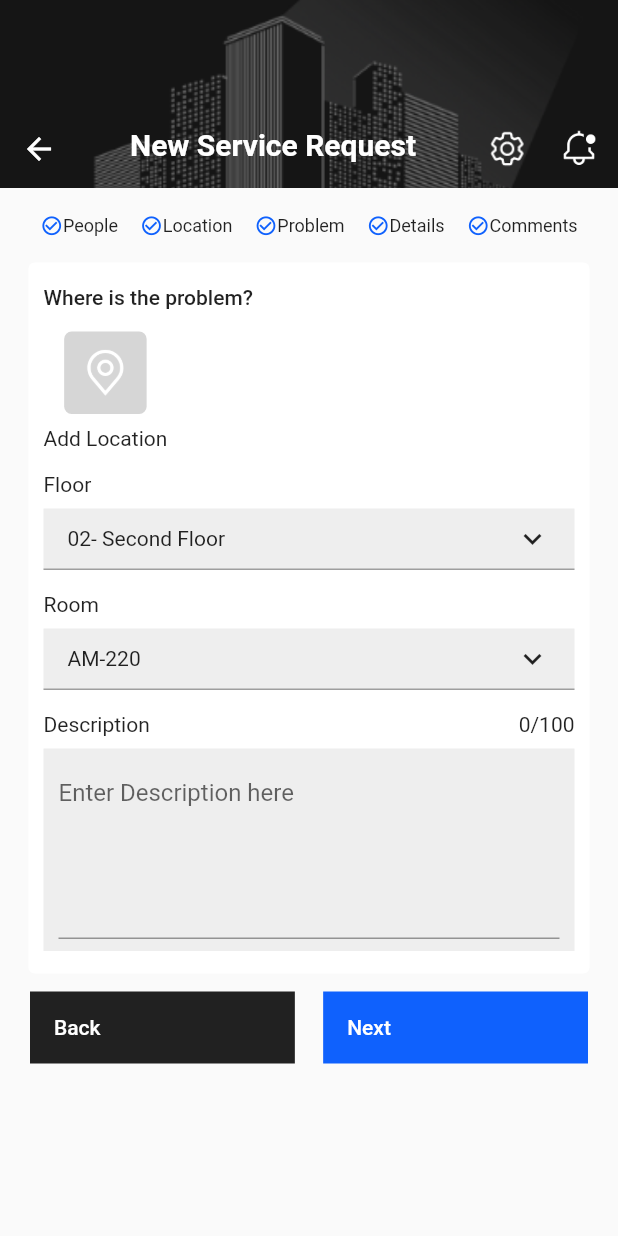
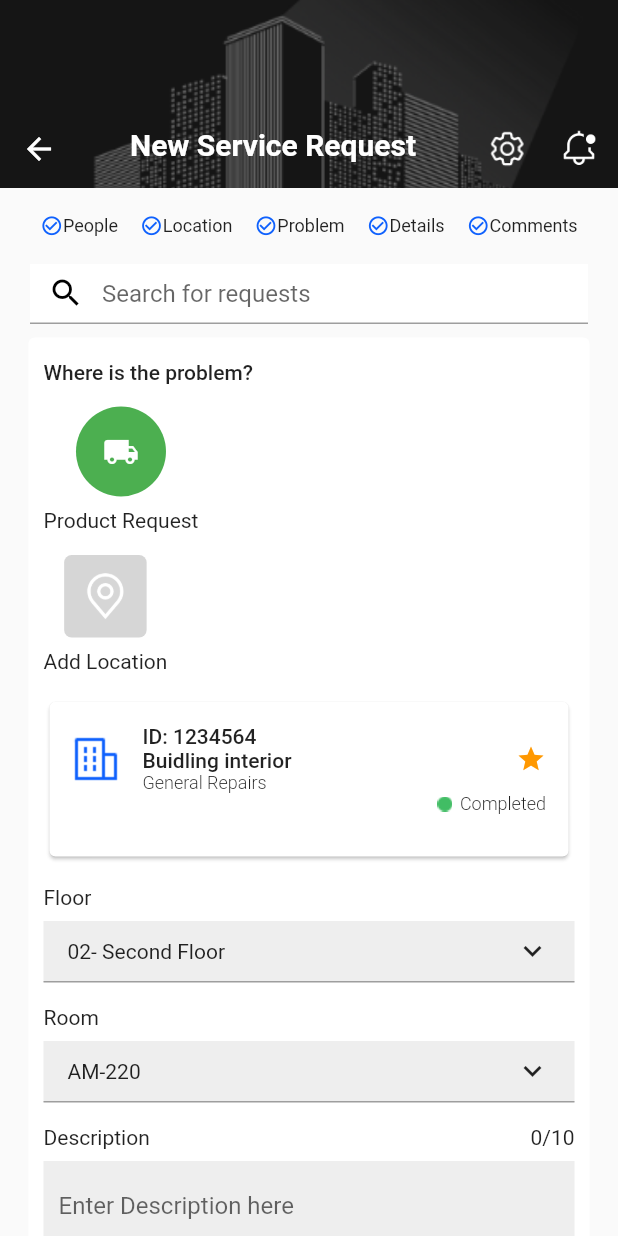
Before and after one commit to abh0440/flutter-multiOS-poc, a Flutter app: the screen it shows after launch, on a phone screen of 412 x 824 dp. Run offline on Flutter 3.47's test engine with Material 2 defaults, Android fonts, the phone set to English and light mode, and no system bars.

Commit message:
new components

```diff
--- a/lib/main.dart
+++ b/lib/main.dart
@@ -5,6 +5,9 @@ import 'package:multi_os_poc/widgets/customAppBar.dart';
 import 'package:multi_os_poc/widgets/custom_button.dart';
 import 'package:multi_os_poc/widgets/custom_dropdown.dart';
 import 'package:multi_os_poc/widgets/custom_textarea.dart';
+import 'package:multi_os_poc/widgets/request_cards.dart';
+import 'package:multi_os_poc/widgets/request_topics.dart';
+import 'package:multi_os_poc/widgets/search_bar.dart';
 import 'package:multi_os_poc/widgets/service_req_sections.dart';
 
 void main() {
@@ -21,21 +24,23 @@ class MyApp extends StatelessWidget {
         primarySwatch: Colors.blue,
         visualDensity: VisualDensity.adaptivePlatformDensity,
       ),
-      home: MyHomePage(title: 'My Requests'),
+      home: MyHomePage(),
     );
   }
 }
 
 class MyHomePage extends StatefulWidget {
-  MyHomePage({Key key, this.title}) : super(key: key);
-
-  final String title;
+  MyHomePage({Key key}) : super(key: key);
 
   @override
   _MyHomePageState createState() => _MyHomePageState();
 }
 
 class _MyHomePageState extends State<MyHomePage> {
+  // bool fetchViewValue() {
+  //   return .viewVal();
+  // }
+
   @override
   Widget build(BuildContext context) {
     return Scaffold(
@@ -64,6 +69,10 @@ class _MyHomePageState extends State<MyHomePage> {
                       child: Column(
                         children: [
                           ServiceRequestSections(),
+                          Padding(
+                            padding: const EdgeInsets.all(5.0),
+                            child: SearchBar(),
+                          ),
                           Card(
                             elevation: 0.0,
                             child: Container(
@@ -82,7 +91,30 @@ class _MyHomePageState extends State<MyHomePage> {
                                   ),
                                   Padding(
                                     padding: const EdgeInsets.only(top: 15.0),
+                                    child: RequestTopics(
+                                      bgColor: Colors.green,
+                                      iconColor: Colors.white,
+                                      iconData: Icons.local_shipping,
+                                      topicName: "Product Request",
+                                      onPressed: () {
+                                        print("icon button");
+                                      },
+                                    ),
+                                  ),
+                                  Padding(
+                                    padding: const EdgeInsets.only(top: 15.0),
                                     child: AddLocation(),
+                                  ),
+                                  Padding(
+                                    padding: const EdgeInsets.only(top: 15.0),
+                                    child: RequestCard(
+                                      grid: false,
+                                      displayIcon: "assets/enterprise.png",
+                                      reqId: "1234564",
+                                      reqName: "Buidling interior",
+                                      status: true,
+                                      type: "General Repairs",
+                                    ),
                                   ),
                                   Padding(
                                     padding: const EdgeInsets.only(top: 15.0),
--- a/lib/widgets/add_location.dart
+++ b/lib/widgets/add_location.dart
@@ -5,7 +5,11 @@ class AddLocation extends StatelessWidget {
 
   @override
   Widget build(BuildContext context) {
-    return Container(
+    return GestureDetector(
+      onTap: () {
+        print("Add location");
+      },
+      child: Container(
         child: Column(
           children: [
             Container(
@@ -26,6 +30,7 @@ class AddLocation extends StatelessWidget {
             )
           ],
         ),
+      ),
     );
   }
 }
--- a/lib/widgets/customAppBar.dart
+++ b/lib/widgets/customAppBar.dart
@@ -1,10 +1,23 @@
 import 'package:flutter/material.dart';
 
-class CustomAppBar extends StatelessWidget {
+class CustomAppBar extends StatefulWidget {
   final String appBarTitle;
+  Function isListSelected;
 
-  const CustomAppBar({Key key, this.appBarTitle}) : super(key: key);
+  bool isList = true;
 
+  CustomAppBar({Key key, this.appBarTitle, this.isListSelected})
+      : super(key: key);
+
+  @override
+  _CustomAppBarState createState() => _CustomAppBarState();
+
+  bool viewVal() {
+    return isList;
+  }
+}
+
+class _CustomAppBarState extends State<CustomAppBar> {
   @override
   Widget build(BuildContext context) {
     return Stack(
@@ -31,9 +44,9 @@ class CustomAppBar extends StatelessWidget {
                 onPressed: () {},
               ),
               Padding(
-                padding: EdgeInsets.all(15.0),
+                padding: EdgeInsets.symmetric(horizontal: 10.0, vertical: 15.0),
                 child: Text(
-                  appBarTitle,
+                  widget.appBarTitle,
                   style: TextStyle(
                     fontSize: 20.0,
                     color: Colors.white,
@@ -50,7 +63,9 @@ class CustomAppBar extends StatelessWidget {
                       width: 25.0,
                       height: 25.0,
                     ),
-                    onPressed: () {},
+                    onPressed: () {
+                      _customizeView(context);
+                    },
                   ),
                   IconButton(
                     color: Colors.white,
@@ -69,4 +84,90 @@ class CustomAppBar extends StatelessWidget {
       ],
     );
   }
+
+  void _customizeView(BuildContext context) {
+    showDialog(
+      context: context,
+      builder: (context) => new Dialog(
+        shape: RoundedRectangleBorder(
+          borderRadius: BorderRadius.circular(10.0),
+        ),
+        backgroundColor: Colors.white,
+        child: Container(
+          width: MediaQuery.of(context).size.width / 5,
+          height: MediaQuery.of(context).size.height / 5,
+          decoration: BoxDecoration(
+            borderRadius: BorderRadius.circular(10.0),
+            color: Colors.white,
+          ),
+          child: Column(
+            crossAxisAlignment: CrossAxisAlignment.center,
+            mainAxisAlignment: MainAxisAlignment.spaceEvenly,
+            children: [
+              Padding(
+                padding: const EdgeInsets.all(8.0),
+                child: Text(
+                  "Please select the view",
+                  style: TextStyle(
+                    fontSize: 18.0,
+                    fontWeight: FontWeight.bold,
+                  ),
+                ),
+              ),
+              GestureDetector(
+                onTap: () {
+                  print("List View");
+                  setState(() {
+                    widget.isList = true;
+                  });
+                  Navigator.of(context).pop();
+                },
+                child:
+                    _buildItems("assets/list.png", "List View", widget.isList),
+              ),
+              GestureDetector(
+                onTap: () {
+                  print("Grid View");
+                  setState(() {
+                    widget.isList = false;
+                  });
+                  Navigator.of(context).pop();
+                },
+                child:
+                    _buildItems("assets/grid.png", "Grid View", !widget.isList),
+              ),
+            ],
+          ),
+        ),
+      ),
+    );
+  }
+
+  Widget _buildItems(String imageAsset, String text, bool status) {
+    return Row(
+      mainAxisAlignment: MainAxisAlignment.spaceEvenly,
+      mainAxisSize: MainAxisSize.min,
+      children: [
+        Padding(
+          padding: const EdgeInsets.symmetric(horizontal: 8.0),
+          child: Image.asset(
+            imageAsset,
+            width: 40.0,
+            height: 40.0,
+            color: status ? Color(0xff0f61fd) : Colors.grey[500],
+          ),
+        ),
+        Padding(
+          padding: const EdgeInsets.symmetric(horizontal: 8.0),
+          child: Text(
+            text,
+            style: TextStyle(
+              fontSize: 18.0,
+              color: status ? Color(0xff0f61fd) : Colors.grey[500],
+            ),
+          ),
+        ),
+      ],
+    );
+  }
 }
--- a/lib/widgets/custom_textarea.dart
+++ b/lib/widgets/custom_textarea.dart
@@ -27,7 +27,7 @@ class _CustomCountingTextStatearea extends State<CustomCountingTextarea> {
             children: [
               Text(widget.title),
               Spacer(),
-              Text("$textCount/100"),
+              Text("$textCount/10"),
             ],
           ),
           Padding(
@@ -45,7 +45,7 @@ class _CustomCountingTextStatearea extends State<CustomCountingTextarea> {
                       textCount = 0;
                     });
                   } else {
-                    if (totalWords.length > 100) {
+                    if (totalWords.length > 10) {
                       totalWords.removeLast();
 
                       print(totalWords.last);
--- /dev/null
+++ b/lib/widgets/request_cards.dart
@@ -0,0 +1,179 @@
+import 'package:flutter/material.dart';
+
+class RequestCard extends StatefulWidget {
+  final bool status;
+  final String displayIcon;
+  final String reqId;
+  final String reqName;
+  final String type;
+  final bool grid;
+
+  RequestCard(
+      {Key key,
+      this.status,
+      this.displayIcon,
+      this.reqId,
+      this.reqName,
+      this.type,
+      this.grid})
+      : super(key: key);
+
+  @override
+  _RequestCardState createState() => _RequestCardState();
+}
+
+class _RequestCardState extends State<RequestCard> {
+  @override
+  Widget build(BuildContext context) {
+    return widget.grid
+        ? Card(
+            child: Container(
+              width: MediaQuery.of(context).size.width / 3,
+              height: MediaQuery.of(context).size.height / 5,
+              child: Padding(
+                padding: EdgeInsets.all(10.0),
+                child: Column(
+                  crossAxisAlignment: CrossAxisAlignment.start,
+                  mainAxisAlignment: MainAxisAlignment.spaceBetween,
+                  children: [
+                    Row(
+                      children: [
+                        Padding(
+                          padding: EdgeInsets.only(right: 5.0),
+                          child: widget.status
+                              ? Image.asset('assets/complete.png')
+                              : Image.asset('assets/closed.png'),
+                        ),
+                        Text(
+                          widget.status ? "Completed" : "Closed",
+                          style: TextStyle(
+                            fontSize: 12.0,
+                            fontWeight: FontWeight.w300,
+                          ),
+                        ),
+                        Spacer(),
+                        Icon(
+                          Icons.star,
+                          size: 20.0,
+                          color: Colors.orange,
+                        )
+                      ],
+                    ),
+                    Image.asset(
+                      widget.displayIcon,
+                      color: Color(0xff0f61fd),
+                    ),
+                    Text(
+                      "ID: " + widget.reqId,
+                      style: TextStyle(
+                        fontSize: 14.0,
+                        fontWeight: FontWeight.w500,
+                      ),
+                    ),
+                    Text(
+                      widget.reqName,
+                      style: TextStyle(
+                        fontSize: 14.0,
+                        fontWeight: FontWeight.w500,
+                      ),
+                    ),
+                    Text(
+                      widget.type,
+                      style: TextStyle(
+                        fontSize: 12.0,
+                        fontWeight: FontWeight.w300,
+                      ),
+                    )
+                  ],
+                ),
+              ),
+            ),
+          )
+        : Card(
+            child: Container(
+              width: MediaQuery.of(context).size.width,
+              height: MediaQuery.of(context).size.height / 8,
+              child: Padding(
+                padding: EdgeInsets.all(15.0),
+                child: Row(
+                  crossAxisAlignment: CrossAxisAlignment.center,
+                  mainAxisAlignment: MainAxisAlignment.spaceBetween,
+                  children: [
+                    Column(
+                      mainAxisAlignment: MainAxisAlignment.spaceBetween,
+                      children: [
+                        Row(
+                          children: [
+                            Padding(
+                              padding: EdgeInsets.only(right: 15.0),
+                              child: Image.asset(
+                                widget.displayIcon,
+                                color: Color(0xff0f61fd),
+                              ),
+                            ),
+                            Column(
+                              crossAxisAlignment: CrossAxisAlignment.start,
+                              mainAxisAlignment: MainAxisAlignment.spaceBetween,
+                              children: [
+                                Text(
+                                  "ID: " + widget.reqId,
+                                  style: TextStyle(
+                                    fontSize: 14.0,
+                                    fontWeight: FontWeight.w500,
+                                  ),
+                                ),
+                                Text(
+                                  widget.reqName,
+                                  style: TextStyle(
+                                    fontSize: 14.0,
+                                    fontWeight: FontWeight.w500,
+                                  ),
+                                ),
+                                Text(
+                                  widget.type,
+                                  style: TextStyle(
+                                    fontSize: 12.0,
+                                    fontWeight: FontWeight.w300,
+                                  ),
+                                )
+                              ],
+                            )
+                          ],
+                        )
+                      ],
+                    ),
+                    Column(
+                      crossAxisAlignment: CrossAxisAlignment.end,
+                      mainAxisAlignment: MainAxisAlignment.spaceEvenly,
+                      children: [
+                        Icon(
+                          Icons.star,
+                          size: 20.0,
+                          color: Colors.orange,
+                        ),
+                        Row(
+                          children: [
+                            Padding(
+                              padding: EdgeInsets.only(right: 5.0),
+                              child: widget.status
+                                  ? Image.asset('assets/complete.png')
+                                  : Image.asset('assets/closed.png'),
+                            ),
+                            Text(
+                              widget.status ? "Completed" : "Closed",
+                              style: TextStyle(
+                                fontSize: 12.0,
+                                fontWeight: FontWeight.w300,
+                              ),
+                            ),
+                          ],
+                        )
+                      ],
+                    ),
+                  ],
+                ),
+              ),
+            ),
+          );
+  }
+}
--- /dev/null
+++ b/lib/widgets/request_topics.dart
@@ -0,0 +1,43 @@
+import 'package:flutter/material.dart';
+
+class RequestTopics extends StatelessWidget {
+  Color bgColor;
+  Color iconColor;
+  IconData iconData;
+  String topicName;
+  Function onPressed;
+
+  RequestTopics(
+      {Key key,
+      this.bgColor,
+      this.iconColor,
+      this.iconData,
+      this.topicName,
+      this.onPressed})
+      : super(key: key);
+
+  @override
+  Widget build(BuildContext context) {
+    return Container(
+      child: Column(
+        children: [
+          CircleAvatar(
+            backgroundColor: bgColor,
+            radius: 30.0,
+            child: Center(
+              child: IconButton(
+                icon: Icon(iconData),
+                color: iconColor,
+                onPressed: onPressed,
+              ),
+            ),
+          ),
+          Padding(
+            padding: const EdgeInsets.only(top: 8.0),
+            child: Text(topicName),
+          )
+        ],
+      ),
+    );
+  }
+}
--- /dev/null
+++ b/lib/widgets/search_bar.dart
@@ -0,0 +1,71 @@
+import 'package:flutter/material.dart';
+
+class SearchBar extends StatefulWidget {
+  SearchBar({Key key}) : super(key: key);
+
+  @override
+  _SearchBarState createState() => _SearchBarState();
+}
+
+class _SearchBarState extends State<SearchBar> {
+  bool clearSearch = false;
+
+  TextEditingController _searchController = TextEditingController();
+
+  @override
+  Widget build(BuildContext context) {
+    return Container(
+      width: MediaQuery.of(context).size.width,
+      decoration: BoxDecoration(
+        border: Border(
+          bottom: BorderSide(
+            color: Colors.grey,
+          ),
+        ),
+        color: Colors.white,
+      ),
+      height: 40.0,
+      child: Row(
+        children: [
+          Flexible(
+            child: TextFormField(
+              controller: _searchController,
+              onTap: () {
+                setState(() {
+                  clearSearch = true;
+                });
+              },
+              cursorColor: Colors.grey,
+              decoration: InputDecoration(
+                prefixIcon: Icon(
+                  Icons.search,
+                  color: Colors.black,
+                ),
+                hintText: "Search for requests",
+                focusedBorder: InputBorder.none,
+                enabledBorder: InputBorder.none,
+                errorBorder: InputBorder.none,
+                disabledBorder: InputBorder.none,
+              ),
+            ),
+          ),
+          clearSearch
+              ? IconButton(
+                  icon: Icon(
+                    Icons.clear,
+                    color: Colors.black,
+                  ),
+                  onPressed: () {
+                    FocusScope.of(context).unfocus();
+                    _searchController.text = "";
+                    setState(() {
+                      clearSearch = false;
+                    });
+                  },
+                )
+              : SizedBox(),
+        ],
+      ),
+    );
+  }
+}
```
Also changed, not shown: assets/closed.png (added), assets/complete.png (added), assets/enterprise.png (added), assets/grid.png (added), assets/list.png (added). Lines whose indentation alone changed are shown as unchanged.
